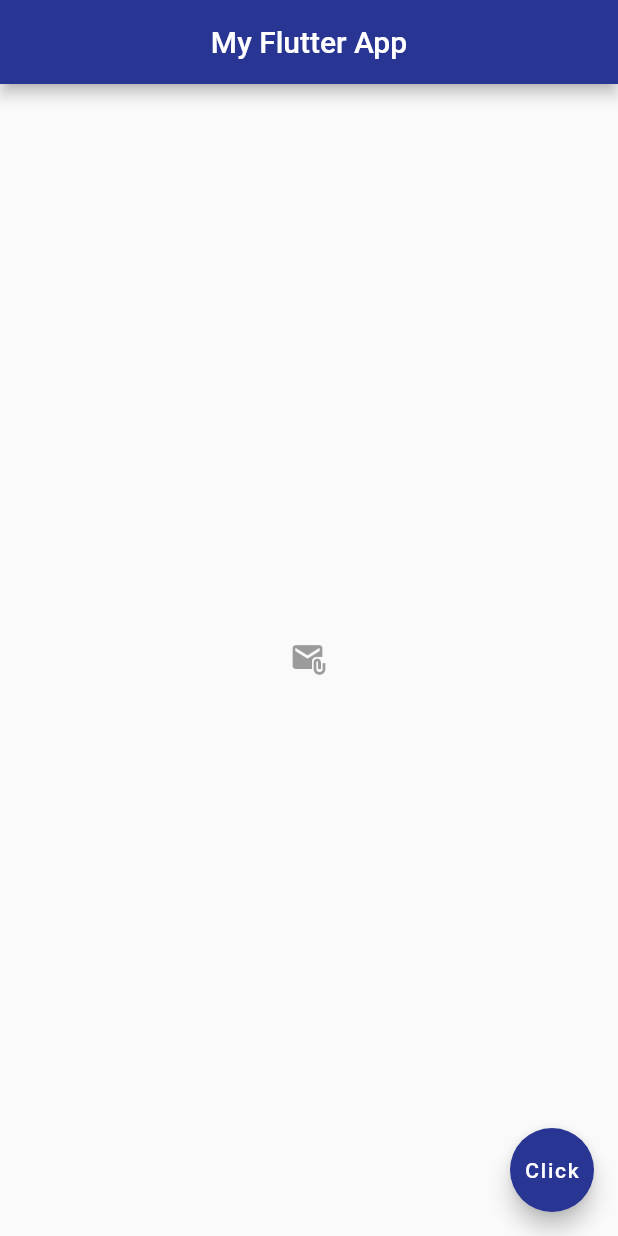
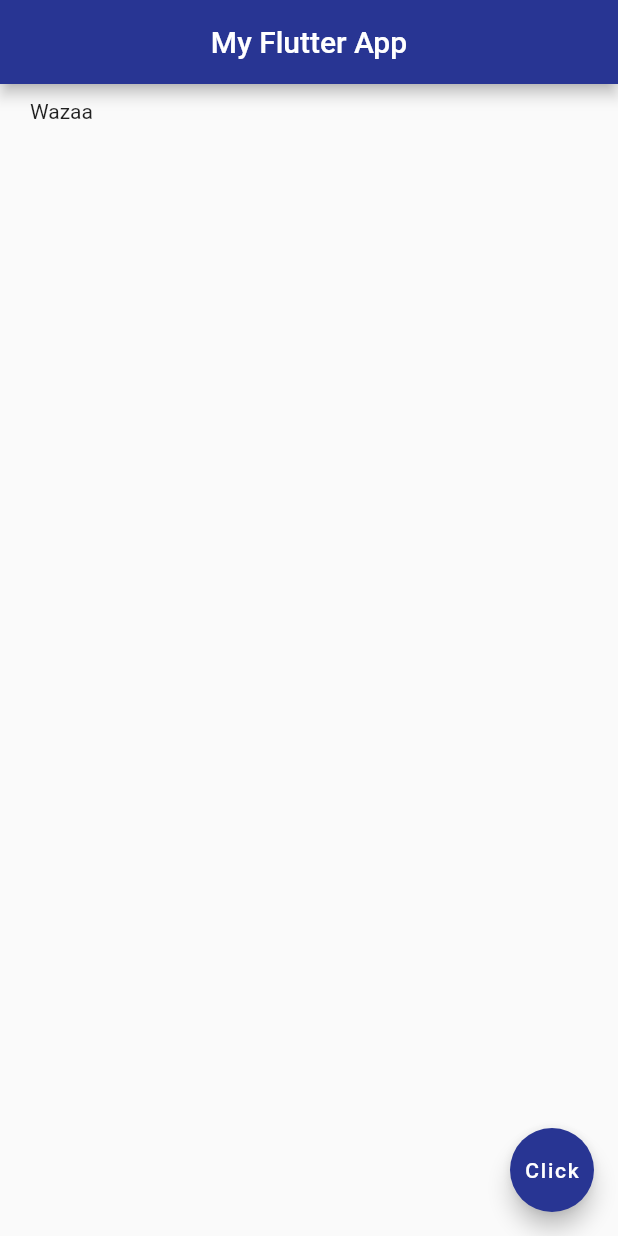
Before and after one commit to gitegob/flutter-genesis, a Flutter app: the screen it shows after launch, on a phone screen of 412 x 824 dp. Run offline on Flutter 3.47's test engine with Material 2 defaults, Android fonts, the phone set to English and light mode, and no system bars.

Commit message:
containers and padding widgets

```diff
--- a/lib/main.dart
+++ b/lib/main.dart
@@ -17,49 +17,15 @@ class Home extends StatelessWidget {
           centerTitle: true,
           backgroundColor: Colors.indigo[800]),
       // ignore: prefer_const_constructors
-      body: Center(
-        //     child: Icon(
-        //   Icons.airport_shuttle,
-        //   color: Colors.blue[500],
-        //   size: 50,
-        // ),
-        // child: ElevatedButton(
-        //   onPressed: () {},
-        //   child: const Text("Get Started"),
-        // ),
-        // child: RaisedButton(
-        //   onPressed: () {},
-        //   child: const Text("Get Started"),
-        //   color: Colors.deepPurpleAccent,
-        //   textColor: Colors.white,
-        //   elevation: 10,
-        // ),
-        // child: FlatButton(
-        //   onPressed: () {
-        //     print("Button clicked");
-        //   },
-        //   child: const Text("Get Started"),
-        //   color: Colors.deepPurpleAccent,
-        //   textColor: Colors.white,
-        // ),
-        // child: TextButton(
-        //   onPressed: () {},
-        //   child: const Text("Get Started"),
-        // ),
-        // child: RaisedButton.icon(
-        //   onPressed: () {
-        //     print("Mail sent");
-        //   },
-        //   icon: const Icon(Icons.mail),
-        //   color: Colors.deepPurpleAccent,
-        //   textColor: Colors.white,
-        //   elevation: 10,
-        //   label: const Text("Send Email"),
-        // ),
-        child: IconButton(
-          onPressed: null,
-          icon: Icon(Icons.attach_email),
-        ),
+      // body: Container(
+      //   child: Text("Wazaa"),
+      //   color: Colors.grey[300],
+      //   padding: EdgeInsets.all(10),
+      //   margin: EdgeInsets.symmetric(vertical: 10,horizontal: 20),
+      // ),
+      body: Padding(
+        child: Text("Wazaa"),
+        padding: EdgeInsets.symmetric(vertical: 10,horizontal: 20),
       ),
       floatingActionButton: FloatingActionButton(
           child: const Text("Click"),
```
